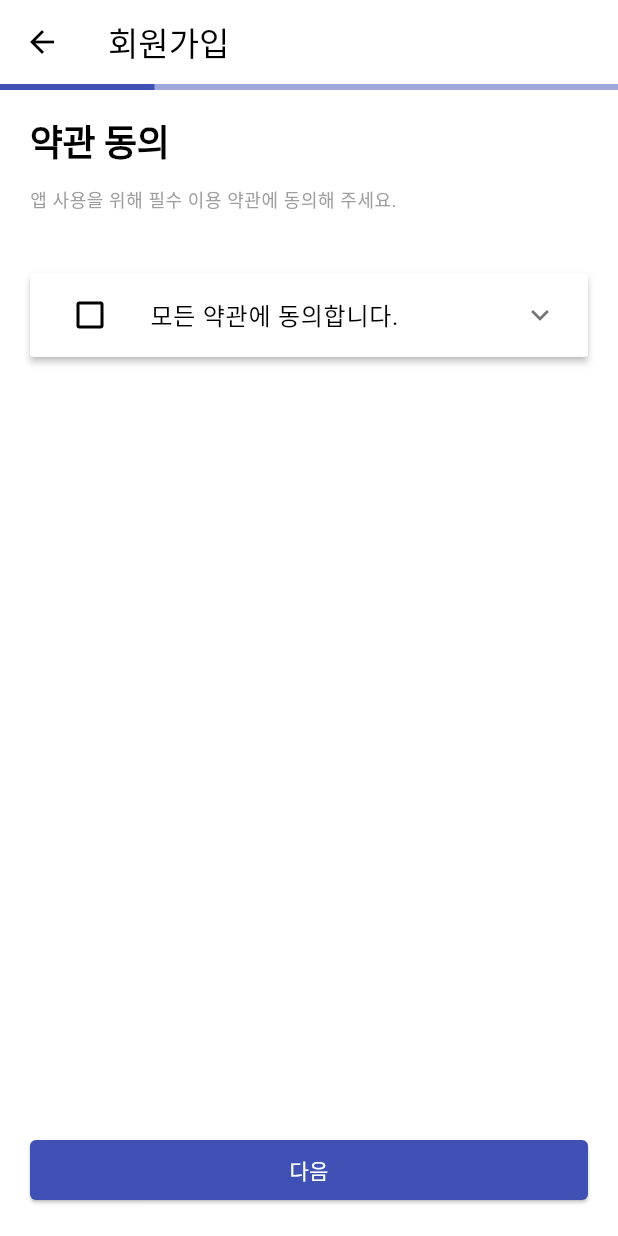
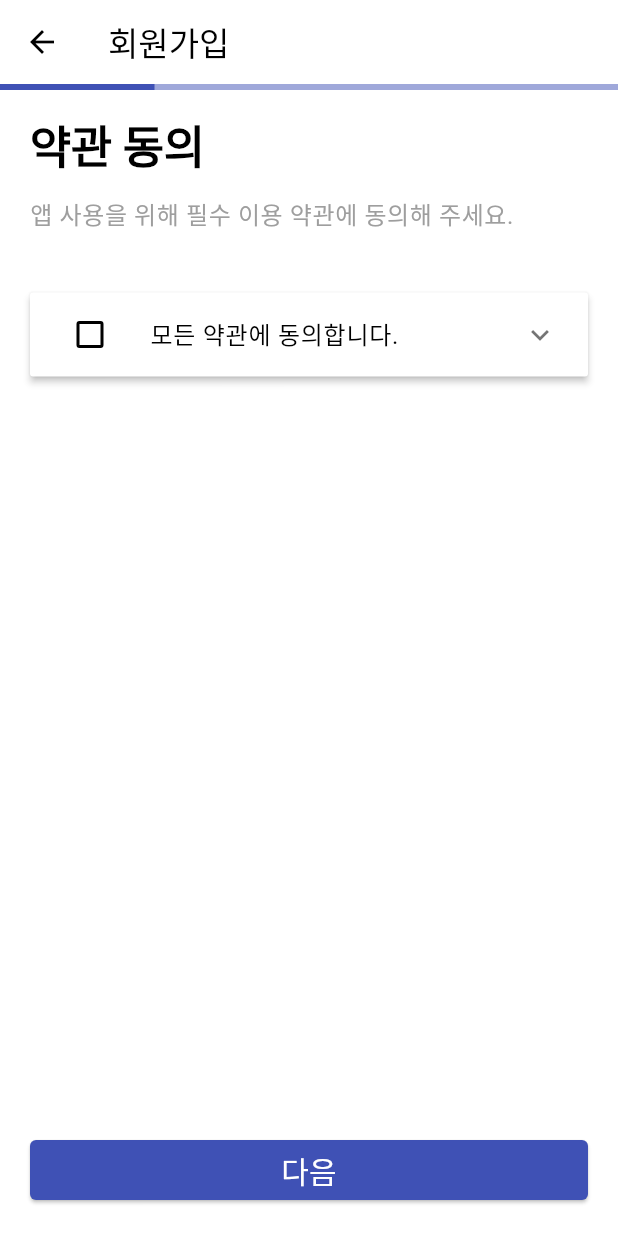
Before and after one commit to Dream-Maker-Inc/si_hicoach_fe, a Flutter app: the screen it shows after launch, after a tap on "로그인", after a tap on "30초 회원가입", on a phone screen of 412 x 824 dp. Run offline on Flutter 3.47's test engine with Material 2 defaults, Android fonts, the phone set to English and light mode, and no system bars.

Commit message:
refactor: 폰트 조정, 컴포넌트 분리 등

```diff
--- a/lib/common/text_styles.dart
+++ b/lib/common/text_styles.dart
@@ -2,30 +2,30 @@ import 'package:flutter/material.dart';
 
 const textStyle = TextTheme(
   headline1: TextStyle(
-    fontSize: 24,
+    fontSize: 30,
     fontWeight: FontWeight.bold,
     color: Colors.black,
   ),
   headline2: TextStyle(
-    fontSize: 20,
+    fontSize: 26,
     fontWeight: FontWeight.normal,
   ),
   headline3: TextStyle(
-    fontSize: 16,
+    fontSize: 24,
     fontWeight: FontWeight.bold,
   ),
   button: TextStyle(
-    fontSize: 14,
+    fontSize: 20,
     fontWeight: FontWeight.normal,
     color: Colors.white,
   ),
   overline: TextStyle(
-    fontSize: 12,
+    fontSize: 18,
     fontWeight: FontWeight.normal,
     color: Colors.indigo,
   ),
   caption: TextStyle(
-    fontSize: 12,
+    fontSize: 16,
     fontWeight: FontWeight.normal,
     color: Colors.grey,
   ),
--- a/lib/pages/login/login.dart
+++ b/lib/pages/login/login.dart
@@ -30,15 +30,19 @@ class _LoginPageState extends State<LoginPage> {
   @override
   Widget build(BuildContext context) {
     return Scaffold(
-      body: Center(
-        child: Column(
-          mainAxisAlignment: MainAxisAlignment.center,
+      body: ListView(
         children: <Widget>[
           Padding(
-              padding: const EdgeInsets.all(defaultPadding),
+            padding: const EdgeInsets.only(
+              left: defaultPadding,
+              right: defaultPadding,
+              top: 100,
+              bottom: defaultPadding,
+            ),
             child: Text(
-                '훨씬 나은 운동일지 관리',
+              '퍼스널 트레이닝을 더 가치있게',
               style: Theme.of(context).textTheme.overline,
+              textAlign: TextAlign.center,
             ),
           ),
           const Image(image: AssetImage('assets/logo.png')),
@@ -116,6 +120,7 @@ class _LoginPageState extends State<LoginPage> {
             child: Text(
               '아직 회원이 아니세요?',
               style: Theme.of(context).textTheme.overline,
+              textAlign: TextAlign.center,
             ),
           ),
           Container(
@@ -135,7 +140,6 @@ class _LoginPageState extends State<LoginPage> {
           ),
         ],
       ),
-      ),
     );
   }
 }
--- /dev/null
+++ b/lib/pages/sign_up/agreement/agreement_list_item.dart
@@ -0,0 +1,46 @@
+import 'package:flutter/material.dart';
+
+class AgreementListItem extends StatefulWidget {
+  final String text;
+
+  const AgreementListItem({Key? key, required this.text}) : super(key: key);
+
+  @override
+  State<AgreementListItem> createState() => _AgreementListItemState();
+}
+
+class _AgreementListItemState extends State<AgreementListItem> {
+  bool _isAgreementChecked = false;
+
+  @override
+  Widget build(BuildContext context) {
+    return ListTile(
+      title: Text(
+        widget.text,
+        style: TextStyle(
+          color: _isAgreementChecked ? Colors.indigo : Colors.black,
+        ),
+      ),
+      leading: Checkbox(
+        value: _isAgreementChecked,
+        onChanged: (value) {
+          setState(() {
+            _isAgreementChecked = value!;
+          });
+        },
+        activeColor: Colors.indigo,
+      ),
+      trailing: const IconButton(
+        onPressed: _handleDropdownPressed,
+        icon: Icon(Icons.keyboard_arrow_right),
+      ),
+      onTap: () {
+        setState(() {
+          _isAgreementChecked = !_isAgreementChecked;
+        });
+      },
+    );
+  }
+}
+
+void _handleDropdownPressed() {}
--- a/lib/pages/sign_up/sign_up_agreement.dart
+++ b/lib/pages/sign_up/sign_up_agreement.dart
@@ -1,6 +1,7 @@
 import 'package:flutter/material.dart';
 import 'package:si_hicoach_fe/common/buttons.dart';
 import 'package:si_hicoach_fe/common/constants.dart';
+import 'package:si_hicoach_fe/pages/sign_up/agreement/agreement_list_item.dart';
 
 class SignUpAgreementPage extends StatefulWidget {
   const SignUpAgreementPage({Key? key}) : super(key: key);
@@ -12,6 +13,7 @@ class SignUpAgreementPage extends StatefulWidget {
 class _SignUpAgreementPageState extends State<SignUpAgreementPage> {
   bool _isAllChecked = false;
   bool _isCarouselExpanded = false;
+  static const agreements = ['[필수] 개인정보처리방침', '[필수] 서비스 이용약관'];
 
   @override
   Widget build(BuildContext context) {
@@ -92,63 +94,9 @@ class _SignUpAgreementPageState extends State<SignUpAgreementPage> {
                         );
                       },
                       body: Column(
-                        children: <Widget>[
-                          ListTile(
-                            title: Text(
-                              '[필수] 개인정보처리방침',
-                              style: TextStyle(
-                                color: _isAllChecked
-                                    ? Colors.indigo
-                                    : Colors.black,
-                              ),
-                            ),
-                            leading: Checkbox(
-                              value: _isAllChecked,
-                              onChanged: (value) {
-                                setState(() {
-                                  _isAllChecked = value!;
-                                });
-                              },
-                              activeColor: Colors.indigo,
-                            ),
-                            trailing: const IconButton(
-                              onPressed: _handleDropdownPressed,
-                              icon: Icon(Icons.keyboard_arrow_right),
-                            ),
-                            onTap: () {
-                              setState(() {
-                                _isAllChecked = !_isAllChecked;
-                              });
-                            },
-                          ),
-                          ListTile(
-                            title: Text(
-                              '[필수] 서비스 이용약관',
-                              style: TextStyle(
-                                color: _isAllChecked
-                                    ? Colors.indigo
-                                    : Colors.black,
-                              ),
-                            ),
-                            leading: Checkbox(
-                              value: _isAllChecked,
-                              onChanged: (value) {
-                                setState(() {
-                                  _isAllChecked = value!;
-                                });
-                              },
-                              activeColor: Colors.indigo,
-                            ),
-                            trailing: const IconButton(
-                              onPressed: _handleDropdownPressed,
-                              icon: Icon(Icons.keyboard_arrow_right),
-                            ),
-                            onTap: () {
-                              setState(() {
-                                _isAllChecked = !_isAllChecked;
-                              });
-                            },
-                          )
+                        children: const <Widget>[
+                          AgreementListItem(text: '[필수] 서비스 이용약관'),
+                          AgreementListItem(text: '[필수] 개인정보 처라방침'),
                         ],
                       ),
                       isExpanded: _isCarouselExpanded,
@@ -164,9 +112,7 @@ class _SignUpAgreementPageState extends State<SignUpAgreementPage> {
               width: double.infinity,
               margin: const EdgeInsets.all(defaultPadding),
               child: CustomElevatedButton(
-                onPressed: () {
-                  Navigator.of(context).pop();
-                },
+                onPressed: () => _handleSubmitButtonPressed(context),
                 text: '다음',
               ),
             ),
@@ -178,3 +124,7 @@ class _SignUpAgreementPageState extends State<SignUpAgreementPage> {
 }
 
 void _handleDropdownPressed() {}
+
+void _handleSubmitButtonPressed(BuildContext context) {
+  Navigator.of(context).pop();
+}
```
Lines whose indentation alone changed are shown as unchanged.
